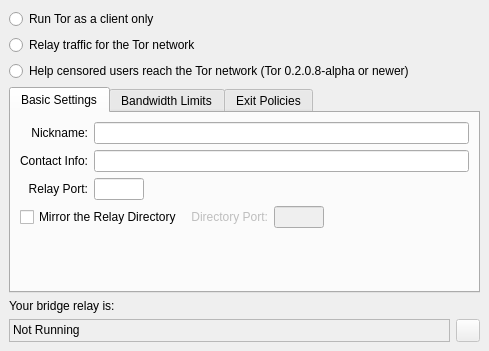
Qt form src/gui/config/serverpage.ui (a-ilin/vidalia) before a commit.
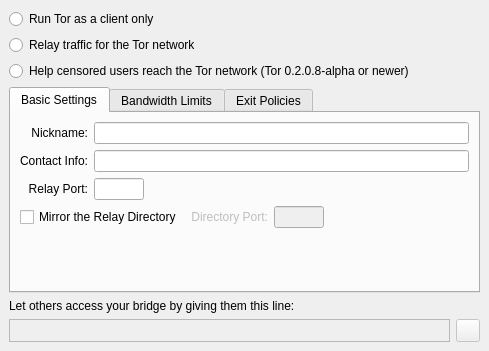
The same form after that commit. Icons and pictures are not drawn.

Commit message:
r2224@lysithea:  edmanm | 2007-10-24 03:51:20 -0400  Tweak the label over the bridge relay address thingy per arma's suggestion and  also tweak the words we display when their bridge is not running.
svn:r2083

Patch:
```diff
--- a/src/gui/config/serverpage.ui
+++ b/src/gui/config/serverpage.ui
@@ -971,7 +971,10 @@
       <enum>QFrame::NoFrame</enum>
      </property>
      <property name="text" >
-      <string>Your bridge relay is:</string>
+      <string>Let others access your bridge by giving them this line:</string>
+     </property>
+     <property name="wordWrap" >
+      <bool>true</bool>
      </property>
      <property name="textInteractionFlags" >
       <enum>Qt::TextSelectableByMouse</enum>
@@ -1001,7 +1004,7 @@
         <enum>QFrame::Sunken</enum>
        </property>
        <property name="text" >
-        <string>Not Running</string>
+        <string/>
        </property>
        <property name="textInteractionFlags" >
         <enum>Qt::TextSelectableByMouse</enum>
```
The commit also changes 1 other file.
